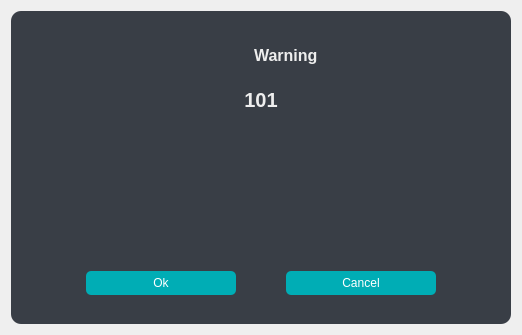
First picture: the form in templates/ui/popup.ui, repository ismaildrcn/data-labeling, before the edit.
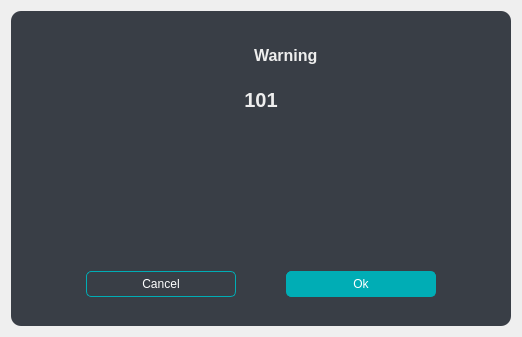
Second picture: the form after the edit.

Commit message: Add popup answer structure

The edit to the form file:
```diff
--- a/templates/ui/popup.ui
+++ b/templates/ui/popup.ui
@@ -7,7 +7,7 @@
     <x>0</x>
     <y>0</y>
     <width>518</width>
-    <height>319</height>
+    <height>335</height>
    </rect>
   </property>
   <property name="windowTitle">
@@ -37,10 +37,13 @@
 	color: #EEEEEE;
 }
 QPushButton{
-	background-color: #00ADB5;
+	border: 1px solid #00ADB5;
 	color: #FFFFFF;
 	border-radius: 5px;
 	padding: 5px 10px 5px 10px;
+}
+#pushButton_ok{
+	background-color: #00ADB5;
 }</string>
      </property>
      <layout class="QVBoxLayout" name="verticalLayout">
@@ -172,19 +175,6 @@
          <property name="bottomMargin">
           <number>20</number>
          </property>
-         <item>
-          <widget class="QPushButton" name="pushButton_ok">
-           <property name="minimumSize">
-            <size>
-             <width>150</width>
-             <height>0</height>
-            </size>
-           </property>
-           <property name="text">
-            <string>Ok</string>
-           </property>
-          </widget>
-         </item>
          <item>
           <widget class="QPushButton" name="pushButton_cancel">
            <property name="minimumSize">
@@ -198,6 +188,19 @@
            </property>
           </widget>
          </item>
+         <item>
+          <widget class="QPushButton" name="pushButton_ok">
+           <property name="minimumSize">
+            <size>
+             <width>150</width>
+             <height>0</height>
+            </size>
+           </property>
+           <property name="text">
+            <string>Ok</string>
+           </property>
+          </widget>
+         </item>
         </layout>
        </widget>
       </item>
```
Left out of the diff: 3 changed lines with no effect on the pictures. The commit also changes 7 other files.
